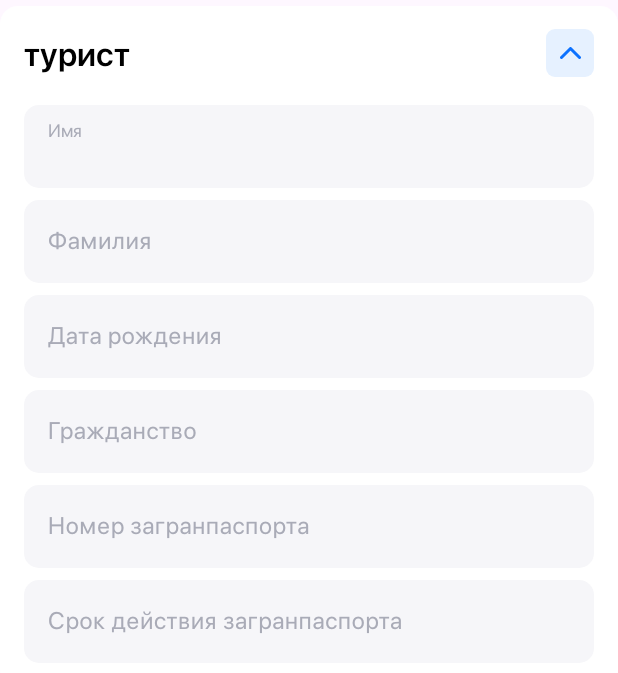
After one commit to MaksimPronenko/BookingHotelRoomSample, an Android app: the layout tourist_data_item.xml on its own in the app's theme, with its tools: preview values and no code run, on a phone screen of 412 x 824 dp. The commit adds this screen. Shown: the top 673 px of the screen. Run offline under Robolectric (Android 15) with nearby library versions, the phone set to English and light mode, and no system bars.

Commit message:
Добавил layout для данных туриста. Добавил модель данных туриста, с учётом сохраняемых статусов полей и статусом отображения всех полей данных: развёрнуты или скрыты.

```diff
--- /dev/null
+++ b/app/src/main/java/home/samples/bookinghotelroomsample/models/Tourist.kt
@@ -0,0 +1,17 @@
+package home.samples.bookinghotelroomsample.models
+
+data class Tourist(
+    var informationHidden: Boolean?,
+    var firstName: String?,
+    var firstNameFieldStatus: Boolean?,
+    var surname: String?,
+    var surnameFieldStatus: Boolean?,
+    var birthDate: String?,
+    var birthDateFieldStatus: Boolean?,
+    var citizenship: String?,
+    var citizenshipFieldStatus: Boolean?,
+    var passportNumber: String?,
+    var passportNumberFieldStatus: Boolean?,
+    var passportValidityPeriod: String?,
+    var passportValidityPeriodFieldStatus: Boolean?
+)
--- a/app/src/main/java/home/samples/bookinghotelroomsample/ui/apapters/TouristsAdapter.kt
+++ b/app/src/main/java/home/samples/bookinghotelroomsample/ui/apapters/TouristsAdapter.kt
@@ -8,18 +8,21 @@ import android.view.ViewGroup
 import androidx.core.view.isVisible
 import androidx.recyclerview.widget.RecyclerView
 import com.bumptech.glide.Glide
+import home.samples.bookinghotelroomsample.databinding.AddTouristItemBinding
+import home.samples.bookinghotelroomsample.databinding.TouristDataItemBinding
+import home.samples.bookinghotelroomsample.models.Tourist
 
 private const val TAG = "TouristsAdapter"
 
-//class CollectionFilmsAdapter(
+class CollectionFilmsAdapter(
 //    val limited: Boolean,
 //    val viewedOrCollection: Boolean,
-//    val context: Context,
+    val context: Context,
 //    private val onClick: (FilmItemData) -> Unit,
-//    private val clear: () -> Unit
-//) : RecyclerView.Adapter<RecyclerView.ViewHolder>() {
-//    var data: List<RecyclerViewItem> = listOf()
-//    private var mutableData: MutableList<RecyclerViewItem> = mutableListOf()
+    private val clear: () -> Unit
+) : RecyclerView.Adapter<RecyclerView.ViewHolder>() {
+    var data: List<Tourist> = listOf()
+    private var mutableData: MutableList<Tourist> = mutableListOf()
 
 //    @SuppressLint("NotifyDataSetChanged")
 //    fun setAdapterData(receivedData: List<FilmItemData>) {
@@ -92,7 +95,13 @@ private const val TAG = "TouristsAdapter"
 //            }
 //        }
 //    }
-//}
+}
 
 //class ClearViewHolder(val binding: FilmItemClearBinding) :
 //    RecyclerView.ViewHolder(binding.root)
+
+class TouristDataViewHolder(val binding: TouristDataItemBinding) :
+    RecyclerView.ViewHolder(binding.root)
+
+class AddTouristViewHolder(val binding: AddTouristItemBinding) :
+    RecyclerView.ViewHolder(binding.root)
--- /dev/null
+++ b/app/src/main/res/drawable/arrow_down.xml
@@ -0,0 +1,13 @@
+<vector xmlns:android="http://schemas.android.com/apk/res/android"
+    android:width="14dp"
+    android:height="8dp"
+    android:viewportWidth="14"
+    android:viewportHeight="8">
+  <path
+      android:pathData="M13,1L7,7L1,1"
+      android:strokeLineJoin="round"
+      android:strokeWidth="2"
+      android:fillColor="#00000000"
+      android:strokeColor="#0D72FF"
+      android:strokeLineCap="round"/>
+</vector>
--- /dev/null
+++ b/app/src/main/res/drawable/arrow_up.xml
@@ -0,0 +1,13 @@
+<vector xmlns:android="http://schemas.android.com/apk/res/android"
+    android:width="14dp"
+    android:height="8dp"
+    android:viewportWidth="14"
+    android:viewportHeight="8">
+  <path
+      android:pathData="M1,7L7,1L13,7"
+      android:strokeLineJoin="round"
+      android:strokeWidth="2"
+      android:fillColor="#00000000"
+      android:strokeColor="#0D72FF"
+      android:strokeLineCap="round"/>
+</vector>
--- a/app/src/main/res/layout/add_tourist_item.xml
+++ b/app/src/main/res/layout/add_tourist_item.xml
@@ -3,7 +3,7 @@
     xmlns:tools="http://schemas.android.com/tools"
     android:layout_width="match_parent"
     android:layout_height="wrap_content"
-    android:layout_marginTop="8dp"
+    android:layout_marginVertical="4dp"
     android:background="@drawable/frame_background_rounded">
 
     <TextView
--- /dev/null
+++ b/app/src/main/res/layout/tourist_data_item.xml
@@ -0,0 +1,243 @@
+<?xml version="1.0" encoding="utf-8"?>
+<androidx.constraintlayout.widget.ConstraintLayout xmlns:android="http://schemas.android.com/apk/res/android"
+    xmlns:tools="http://schemas.android.com/tools"
+    android:layout_width="match_parent"
+    android:layout_height="wrap_content"
+    android:layout_marginVertical="4dp"
+    android:background="@drawable/frame_background_rounded"
+    xmlns:app="http://schemas.android.com/apk/res-auto">
+
+    <androidx.constraintlayout.utils.widget.ImageFilterButton
+        android:id="@+id/button_hide_or_show"
+        android:layout_width="32dp"
+        android:layout_height="32dp"
+        android:layout_marginVertical="13dp"
+        android:layout_marginEnd="16dp"
+        android:background="@drawable/button_rounded_6_background"
+        android:backgroundTint="@color/blue_light"
+        android:src="@drawable/arrow_up"
+        app:layout_constraintEnd_toEndOf="parent"
+        app:layout_constraintTop_toTopOf="parent"
+        app:layout_constraintBottom_toTopOf="@id/tourist_title_barrier"
+        tools:ignore="SpeakableTextPresentCheck,TouchTargetSizeCheck" />
+
+    <TextView
+        android:id="@+id/tourist_title"
+        android:layout_width="0dp"
+        android:layout_height="wrap_content"
+        android:layout_marginHorizontal="16dp"
+        android:layout_marginVertical="16dp"
+        android:fontFamily="@font/sf_pro_display_semibold"
+        android:gravity="start"
+        android:text="@string/tourist"
+        android:textColor="@color/black"
+        app:layout_constraintStart_toStartOf="parent"
+        app:layout_constraintEnd_toStartOf="@id/button_hide_or_show"
+        app:layout_constraintBottom_toTopOf="@id/tourist_title_barrier"
+        app:layout_constraintTop_toTopOf="parent"
+        android:textSize="22sp" />
+
+    <androidx.constraintlayout.widget.Barrier
+        android:id="@+id/tourist_title_barrier"
+        android:layout_width="0dp"
+        android:layout_height="wrap_content"
+        app:barrierDirection="bottom"
+        app:constraint_referenced_ids="button_hide_or_show, tourist_title"
+        app:layout_constraintEnd_toEndOf="parent"
+        app:layout_constraintStart_toStartOf="parent" />
+
+    <com.google.android.material.textfield.TextInputLayout
+        android:id="@+id/first_name"
+        style="@style/BookingInputLayoutFilled"
+        android:layout_width="match_parent"
+        android:layout_height="wrap_content"
+        android:layout_marginHorizontal="16dp"
+        android:layout_marginTop="4dp"
+        app:boxBackgroundColor="@color/grey_screen_background"
+        app:boxCornerRadiusBottomEnd="10dp"
+        app:boxCornerRadiusBottomStart="10dp"
+        app:boxCornerRadiusTopEnd="10dp"
+        app:boxCornerRadiusTopStart="10dp"
+        app:boxStrokeWidth="0dp"
+        app:boxStrokeWidthFocused="0dp"
+        android:hint="@string/first_name"
+        app:layout_constraintStart_toStartOf="parent"
+        app:layout_constraintEnd_toEndOf="parent"
+        app:layout_constraintTop_toBottomOf="@id/tourist_title_barrier"
+        app:hintTextAppearance="@style/HintTextAppearance"
+        app:hintTextColor="@color/grey_hint">
+
+        <com.google.android.material.textfield.TextInputEditText
+            android:id="@+id/firstname_edit_text"
+            android:layout_width="match_parent"
+            android:layout_height="wrap_content"
+            android:fontFamily="@font/sf_pro_display_regular"
+            android:textColor="@color/blue_dark_input_text"
+            android:textSize="16sp"
+            tools:ignore="TouchTargetSizeCheck" />
+
+    </com.google.android.material.textfield.TextInputLayout>
+
+    <com.google.android.material.textfield.TextInputLayout
+        android:id="@+id/surname"
+        style="@style/BookingInputLayoutFilled"
+        android:layout_width="match_parent"
+        android:layout_height="wrap_content"
+        android:layout_marginHorizontal="16dp"
+        android:layout_marginTop="8dp"
+        app:boxBackgroundColor="@color/grey_screen_background"
+        app:boxCornerRadiusBottomEnd="10dp"
+        app:boxCornerRadiusBottomStart="10dp"
+        app:boxCornerRadiusTopEnd="10dp"
+        app:boxCornerRadiusTopStart="10dp"
+        app:boxStrokeWidth="0dp"
+        app:boxStrokeWidthFocused="0dp"
+        android:hint="@string/surname"
+        app:layout_constraintStart_toStartOf="parent"
+        app:layout_constraintEnd_toEndOf="parent"
+        app:layout_constraintTop_toBottomOf="@id/first_name"
+        app:hintTextAppearance="@style/HintTextAppearance"
+        app:hintTextColor="@color/grey_hint">
+
+        <com.google.android.material.textfield.TextInputEditText
+            android:id="@+id/surname_edit_text"
+            android:layout_width="match_parent"
+            android:layout_height="wrap_content"
+            android:fontFamily="@font/sf_pro_display_regular"
+            android:textColor="@color/blue_dark_input_text"
+            android:textSize="16sp"
+            tools:ignore="TouchTargetSizeCheck" />
+
+    </com.google.android.material.textfield.TextInputLayout>
+
+    <com.google.android.material.textfield.TextInputLayout
+        android:id="@+id/birth_date"
+        style="@style/BookingInputLayoutFilled"
+        android:layout_width="match_parent"
+        android:layout_height="wrap_content"
+        android:layout_marginHorizontal="16dp"
+        android:layout_marginTop="8dp"
+        app:boxBackgroundColor="@color/grey_screen_background"
+        app:boxCornerRadiusBottomEnd="10dp"
+        app:boxCornerRadiusBottomStart="10dp"
+        app:boxCornerRadiusTopEnd="10dp"
+        app:boxCornerRadiusTopStart="10dp"
+        app:boxStrokeWidth="0dp"
+        app:boxStrokeWidthFocused="0dp"
+        android:hint="@string/birth_date"
+        app:layout_constraintStart_toStartOf="parent"
+        app:layout_constraintEnd_toEndOf="parent"
+        app:layout_constraintTop_toBottomOf="@id/surname"
+        app:hintTextAppearance="@style/HintTextAppearance"
+        app:hintTextColor="@color/grey_hint">
+
+        <com.google.android.material.textfield.TextInputEditText
+            android:id="@+id/birth_date_edit_text"
+            android:layout_width="match_parent"
+            android:layout_height="wrap_content"
+            android:fontFamily="@font/sf_pro_display_regular"
+            android:textColor="@color/blue_dark_input_text"
+            android:textSize="16sp"
+            tools:ignore="TouchTargetSizeCheck" />
+
+    </com.google.android.material.textfield.TextInputLayout>
+
+    <com.google.android.material.textfield.TextInputLayout
+        android:id="@+id/citizenship"
+        style="@style/BookingInputLayoutFilled"
+        android:layout_width="match_parent"
+        android:layout_height="wrap_content"
+        android:layout_marginHorizontal="16dp"
+        android:layout_marginTop="8dp"
+        app:boxBackgroundColor="@color/grey_screen_background"
+        app:boxCornerRadiusBottomEnd="10dp"
+        app:boxCornerRadiusBottomStart="10dp"
+        app:boxCornerRadiusTopEnd="10dp"
+        app:boxCornerRadiusTopStart="10dp"
+        app:boxStrokeWidth="0dp"
+        app:boxStrokeWidthFocused="0dp"
+        android:hint="@string/citizenship"
+        app:layout_constraintStart_toStartOf="parent"
+        app:layout_constraintEnd_toEndOf="parent"
+        app:layout_constraintTop_toBottomOf="@id/birth_date"
+        app:hintTextAppearance="@style/HintTextAppearance"
+        app:hintTextColor="@color/grey_hint">
+
+        <com.google.android.material.textfield.TextInputEditText
+            android:id="@+id/citizenship_edit_text"
+            android:layout_width="match_parent"
+            android:layout_height="wrap_content"
+            android:fontFamily="@font/sf_pro_display_regular"
+            android:textColor="@color/blue_dark_input_text"
+            android:textSize="16sp"
+            tools:ignore="TouchTargetSizeCheck" />
+
+    </com.google.android.material.textfield.TextInputLayout>
+
+    <com.google.android.material.textfield.TextInputLayout
+        android:id="@+id/passport_number"
+        style="@style/BookingInputLayoutFilled"
+        android:layout_width="match_parent"
+        android:layout_height="wrap_content"
+        android:layout_marginHorizontal="16dp"
+        android:layout_marginTop="8dp"
+        app:boxBackgroundColor="@color/grey_screen_background"
+        app:boxCornerRadiusBottomEnd="10dp"
+        app:boxCornerRadiusBottomStart="10dp"
+        app:boxCornerRadiusTopEnd="10dp"
+        app:boxCornerRadiusTopStart="10dp"
+        app:boxStrokeWidth="0dp"
+        app:boxStrokeWidthFocused="0dp"
+        android:hint="@string/passport_number"
+        app:layout_constraintStart_toStartOf="parent"
+        app:layout_constraintEnd_toEndOf="parent"
+        app:layout_constraintTop_toBottomOf="@id/citizenship"
+        app:hintTextAppearance="@style/HintTextAppearance"
+        app:hintTextColor="@color/grey_hint">
+
+        <com.google.android.material.textfield.TextInputEditText
+            android:id="@+id/passport_number_edit_text"
+            android:layout_width="match_parent"
+            android:layout_height="wrap_content"
+            android:fontFamily="@font/sf_pro_display_regular"
+            android:textColor="@color/blue_dark_input_text"
+            android:textSize="16sp"
+            tools:ignore="TouchTargetSizeCheck" />
+
+    </com.google.android.material.textfield.TextInputLayout>
+
+    <com.google.android.material.textfield.TextInputLayout
+        android:id="@+id/passport_validity_period"
+        style="@style/BookingInputLayoutFilled"
+        android:layout_width="match_parent"
+        android:layout_height="wrap_content"
+        android:layout_marginHorizontal="16dp"
+        android:layout_marginTop="8dp"
+        android:layout_marginBottom="16dp"
+        app:boxBackgroundColor="@color/grey_screen_background"
+        app:boxCornerRadiusBottomEnd="10dp"
+        app:boxCornerRadiusBottomStart="10dp"
+        app:boxCornerRadiusTopEnd="10dp"
+        app:boxCornerRadiusTopStart="10dp"
+        app:boxStrokeWidth="0dp"
+        app:boxStrokeWidthFocused="0dp"
+        android:hint="@string/passport_validity_period"
+        app:layout_constraintStart_toStartOf="parent"
+        app:layout_constraintEnd_toEndOf="parent"
+        app:layout_constraintBottom_toBottomOf="parent"
+        app:layout_constraintTop_toBottomOf="@id/passport_number"
+        app:hintTextAppearance="@style/HintTextAppearance"
+        app:hintTextColor="@color/grey_hint">
+
+        <com.google.android.material.textfield.TextInputEditText
+            android:id="@+id/passport_validity_period_edit_text"
+            android:layout_width="match_parent"
+            android:layout_height="wrap_content"
+            android:fontFamily="@font/sf_pro_display_regular"
+            android:textColor="@color/blue_dark_input_text"
+            android:textSize="16sp"
+            tools:ignore="TouchTargetSizeCheck" />
+
+    </com.google.android.material.textfield.TextInputLayout>
+
+</androidx.constraintlayout.widget.ConstraintLayout>
--- a/app/src/main/res/values/strings.xml
+++ b/app/src/main/res/values/strings.xml
@@ -39,4 +39,21 @@
     <string name="phone_number_mask">+7 (***) ***-**-**</string>
     <string name="phone_number_prefix">+7 (</string>
     <string name="phone_number_mask_short">***) ***-**-**</string>
+    <string name="tourist">турист</string>
+    <string name="first">Первый</string>
+    <string name="second">Второй</string>
+    <string name="third">Третий</string>
+    <string name="fourth">Четвёртый</string>
+    <string name="fifth">Пятый</string>
+    <string name="sixth">Шестой</string>
+    <string name="seventh">Седьмой</string>
+    <string name="eighth">Восьмой</string>
+    <string name="ninth">Девятый</string>
+    <string name="tenth">Десятый</string>
+    <string name="first_name">Имя</string>
+    <string name="surname">Фамилия</string>
+    <string name="birth_date">Дата рождения</string>
+    <string name="citizenship">Гражданство</string>
+    <string name="passport_number">Номер загранпаспорта</string>
+    <string name="passport_validity_period">Срок действия загранпаспорта</string>
 </resources>
```
